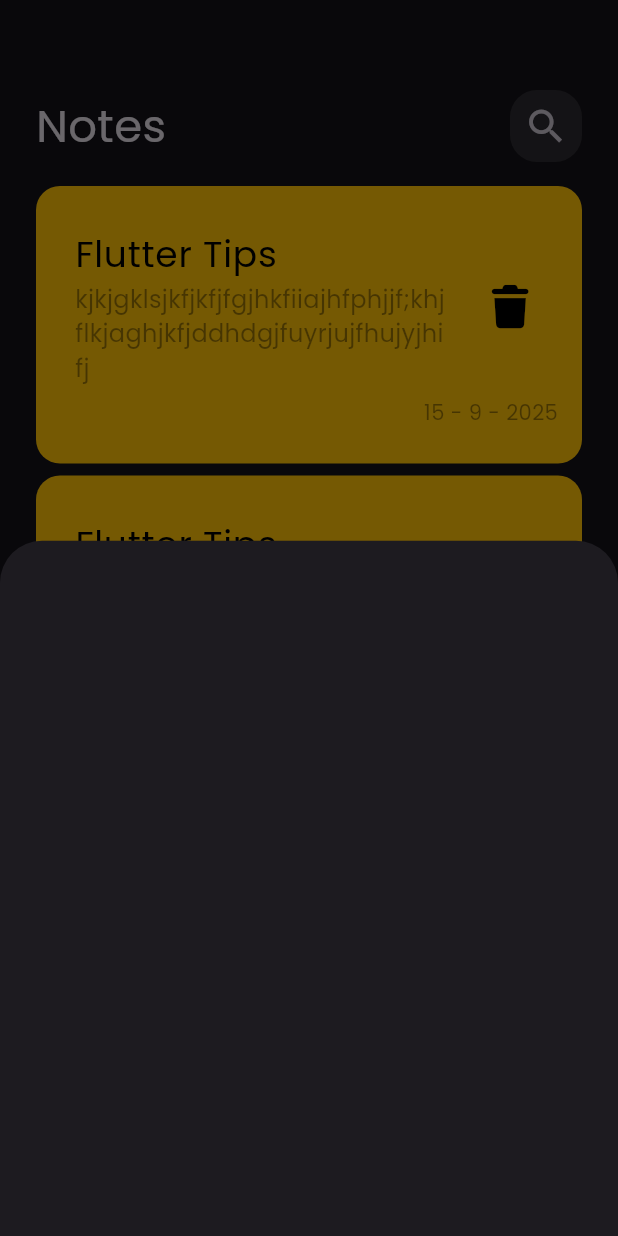
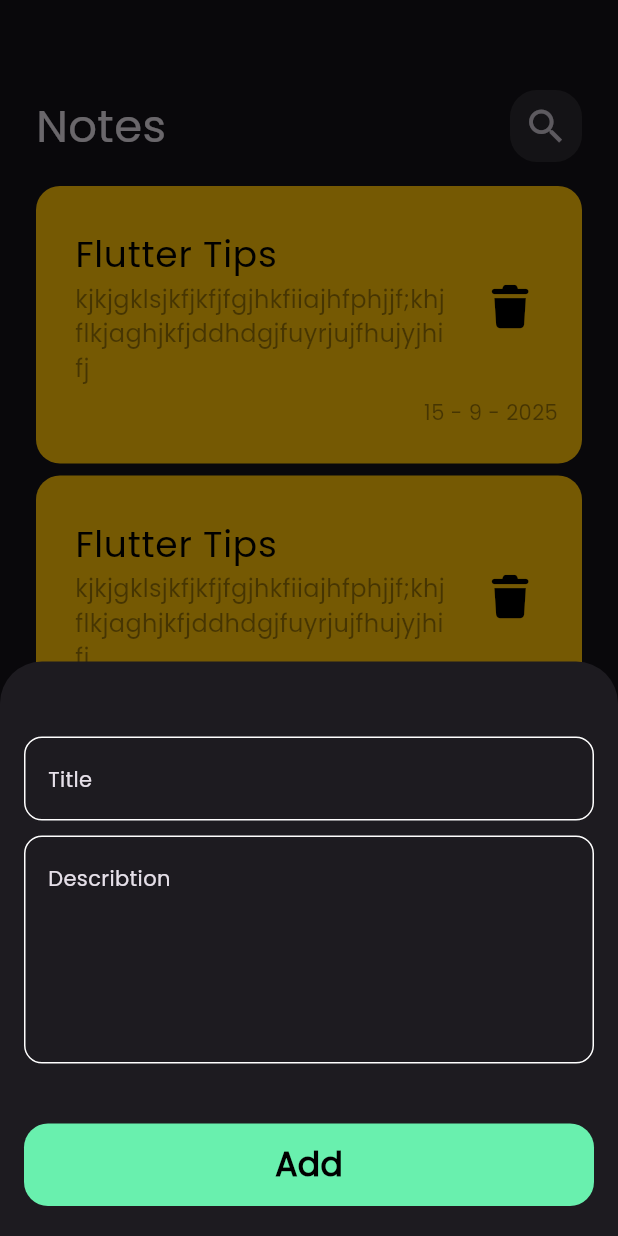
Before and after one commit to TarekHayan/Note-App, a Flutter app: the screen it shows after launch, after a tap on the "add" icon, on a phone screen of 412 x 824 dp. Run offline on Flutter 3.47's test engine with Material 3 defaults, Android fonts, the phone set to English and light mode, and no system bars; our stand-ins replace font_awesome_flutter.

Commit message:
Finsh Ui Add Note

```diff
--- /dev/null
+++ b/lib/consts.dart
@@ -0,0 +1,3 @@
+import 'package:flutter/material.dart';
+
+const pcolor = Colors.greenAccent;
--- /dev/null
+++ b/lib/widgets/custom_buttom.dart
@@ -0,0 +1,30 @@
+import 'package:flutter/material.dart';
+import 'package:note_app/consts.dart';
+
+class CustomButtom extends StatelessWidget {
+  const CustomButtom({super.key});
+
+  @override
+  Widget build(BuildContext context) {
+    return Center(
+      child: Container(
+        decoration: BoxDecoration(
+          borderRadius: BorderRadius.circular(16),
+          color: pcolor,
+        ),
+        width: MediaQuery.of(context).size.width,
+        height: 55,
+        child: Center(
+          child: Text(
+            "Add",
+            style: TextStyle(
+              color: Colors.black,
+              fontSize: 22,
+              fontWeight: FontWeight.bold,
+            ),
+          ),
+        ),
+      ),
+    );
+  }
+}
--- a/lib/widgets/custom_floating_action_button.dart
+++ b/lib/widgets/custom_floating_action_button.dart
@@ -1,4 +1,5 @@
 import 'package:flutter/material.dart';
+import 'package:note_app/consts.dart';
 import 'package:note_app/widgets/custom_model_buttom_sheet.dart';
 
 class CustomFloatingActionButton extends StatelessWidget {
@@ -15,7 +16,7 @@ class CustomFloatingActionButton extends StatelessWidget {
           },
         );
       },
-      backgroundColor: Colors.greenAccent,
+      backgroundColor: pcolor,
       shape: const CircleBorder(),
       child: const Icon(Icons.add, color: Colors.black),
     );
--- a/lib/widgets/custom_model_buttom_sheet.dart
+++ b/lib/widgets/custom_model_buttom_sheet.dart
@@ -1,10 +1,32 @@
+import 'dart:collection';
+
 import 'package:flutter/material.dart';
+import 'package:note_app/consts.dart';
+import 'package:note_app/widgets/custom_buttom.dart';
+import 'package:note_app/widgets/custom_text_field.dart';
 
 class CustomModelButtomSheet extends StatelessWidget {
   const CustomModelButtomSheet({super.key});
 
   @override
   Widget build(BuildContext context) {
-    return Container();
+    return Container(
+      child: Padding(
+        padding: const EdgeInsets.symmetric(horizontal: 16),
+        child: SingleChildScrollView(
+          child: const Column(
+            children: [
+              SizedBox(height: 50),
+              CustomTextField(hint: "title"),
+              SizedBox(height: 10),
+              CustomTextField(hint: "describtion", maxLines: 5),
+              SizedBox(height: 40),
+              CustomButtom(),
+              SizedBox(height: 20),
+            ],
+          ),
+        ),
+      ),
+    );
   }
 }
--- /dev/null
+++ b/lib/widgets/custom_text_field.dart
@@ -0,0 +1,31 @@
+import 'package:flutter/material.dart';
+import 'package:note_app/consts.dart';
+
+class CustomTextField extends StatelessWidget {
+  const CustomTextField({super.key, required this.hint, this.maxLines = 1});
+  final String hint;
+  final int maxLines;
+
+  @override
+  Widget build(BuildContext context) {
+    return TextField(
+      keyboardType: TextInputType.name,
+      maxLines: maxLines,
+      cursorColor: pcolor,
+      decoration: InputDecoration(
+        hint: Text(hint.replaceFirst(hint[0], hint[0].toUpperCase())),
+        hintStyle: TextStyle(fontSize: 20),
+        border: inputborder(),
+        enabledBorder: inputborder(),
+        focusedBorder: inputborder(wcolor: pcolor),
+      ),
+    );
+  }
+
+  OutlineInputBorder inputborder({Color wcolor = Colors.white}) {
+    return OutlineInputBorder(
+      borderRadius: BorderRadius.circular(12),
+      borderSide: BorderSide(color: wcolor),
+    );
+  }
+}
```
